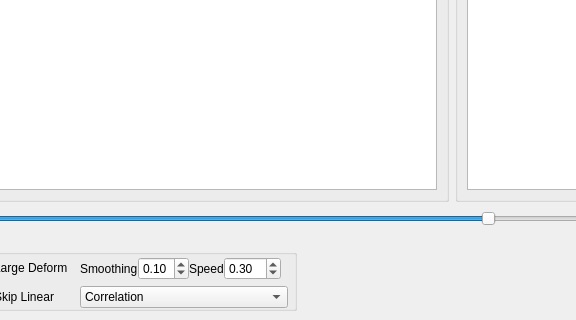
Before: the Qt Designer form regtoolbox.ui in frankyeh/DSI-Studio, drawn with Qt 5; both pictures show x 152 to 728 and y 454 to 774 of the 1208 by 774 pixel window.
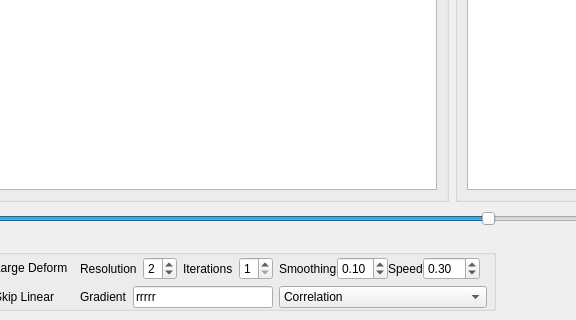
After: the same form once the commit is applied. Icons and pictures are not drawn.

Patch:
```diff
--- a/regtoolbox.ui
+++ b/regtoolbox.ui
@@ -532,6 +532,68 @@
            </property>
           </widget>
          </item>
+         <item row="1" column="2">
+          <layout class="QHBoxLayout" name="horizontalLayout_2">
+           <property name="leftMargin">
+            <number>0</number>
+           </property>
+           <item>
+            <widget class="QLabel" name="label_2">
+             <property name="text">
+              <string>Gradient</string>
+             </property>
+            </widget>
+           </item>
+           <item>
+            <widget class="QLineEdit" name="gradient">
+             <property name="text">
+              <string>rrrrr</string>
+             </property>
+            </widget>
+           </item>
+          </layout>
+         </item>
+         <item row="0" column="2">
+          <layout class="QHBoxLayout" name="horizontalLayout_4">
+           <item>
+            <widget class="QLabel" name="label_3">
+             <property name="text">
+              <string>Resolution</string>
+             </property>
+            </widget>
+           </item>
+           <item>
+            <widget class="QSpinBox" name="resolution">
+             <property name="minimum">
+              <number>1</number>
+             </property>
+             <property name="maximum">
+              <number>4</number>
+             </property>
+             <property name="value">
+              <number>2</number>
+             </property>
+            </widget>
+           </item>
+           <item>
+            <widget class="QLabel" name="label_5">
+             <property name="text">
+              <string>Iterations</string>
+             </property>
+            </widget>
+           </item>
+           <item>
+            <widget class="QSpinBox" name="iteration">
+             <property name="minimum">
+              <number>1</number>
+             </property>
+             <property name="maximum">
+              <number>8</number>
+             </property>
+            </widget>
+           </item>
+          </layout>
+         </item>
         </layout>
        </widget>
       </item>
```
